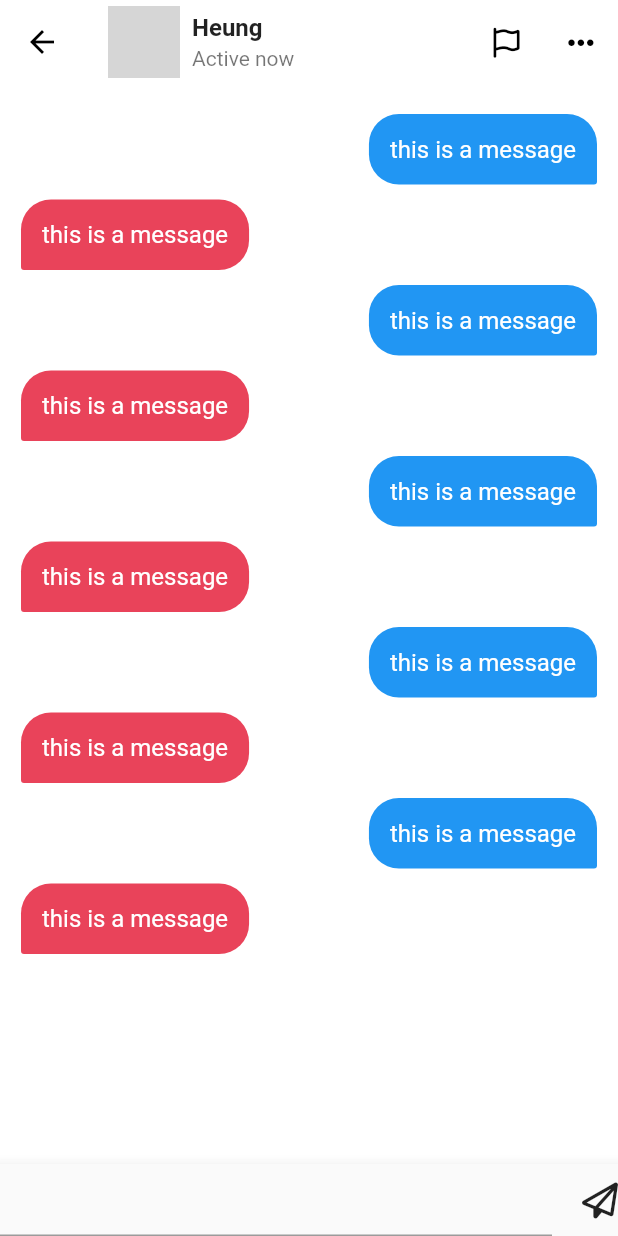
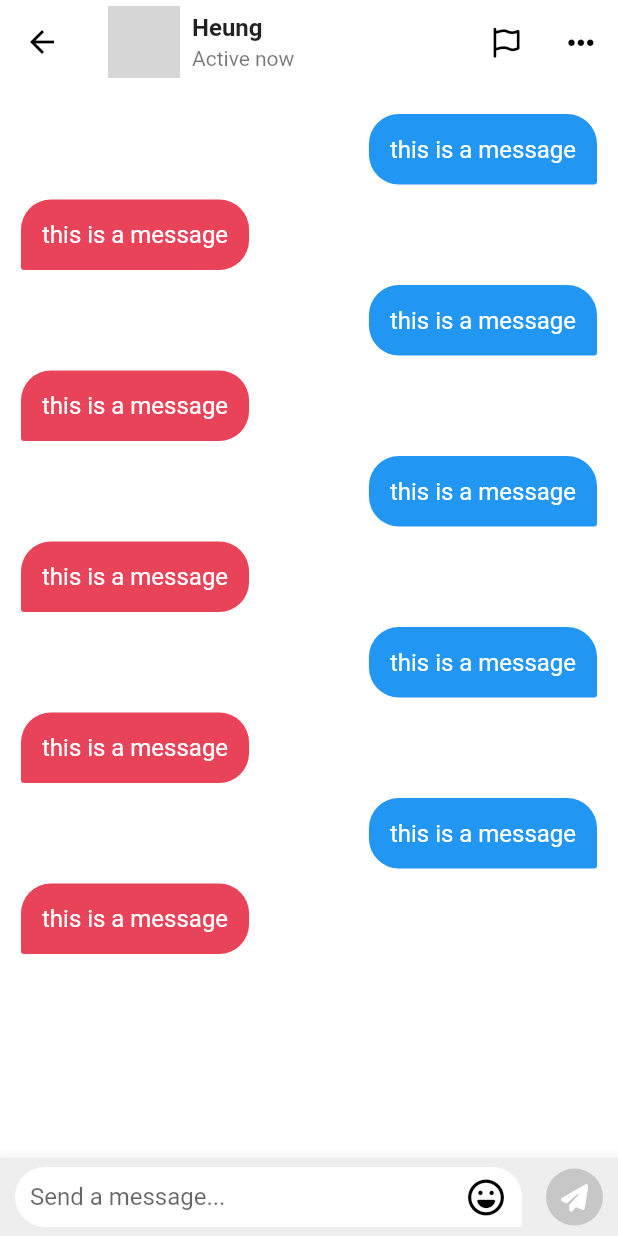
Before and after one commit to Heungseop/Tiktok_clone, a Flutter app: the ChatDetailScreen screen opened directly, on a phone screen of 412 x 824 dp. Run offline on Flutter 3.47's test engine with Material 2 defaults, Android fonts, the phone set to English and light mode, and no system bars; our stand-ins replace font_awesome_flutter, video_player, visibility_detector; network calls fail; grey boxes are pictures that could not be loaded.

Commit message:
Squashed commit of the following:
commit f3284d23f070d498efb64d21d326e6c7779d7e7c
Author: Heungseop <imt300@naver.com>
Date:   Fri Jun 9 17:00:06 2023 +0900

    11.4 challenge 2. textField decoration

commit 88db77aae58b593a7373cf43958494d3e9489398
Author: Heungseop <imt300@naver.com>
Date:   Fri Jun 9 16:01:01 2023 +0900

    11.4 challenge 1. User Active Marker

commit a9851e9e1bac82bf3003874cfd57e087ac609631
Merge: 8c0ad81 f2c8577
Author: Heungseop <imt300@naver.com>
Date:   Fri Jun 9 15:39:01 2023 +0900

    Merge branch 'master' into code_challenge

commit 8c0ad813a9c423aee9f326637cf732a4616edd06
Author: Heungseop <imt300@naver.com>
Date:   Thu Jun 8 11:13:53 2023 +0900

    9.5 code challenge2 manual searchField

commit 2603bf6f4bf3f5ef70872f3054700c22428cc4ad
Author: Heungseop <imt300@naver.com>
Date:   Wed Jun 7 17:57:31 2023 +0900

    add dispose

commit 67b9fd5ea9f976725437acccc80c5e12e2b4e8ef
Author: Heungseop <imt300@naver.com>
Date:   Wed Jun 7 17:54:51 2023 +0900

    9.5 CupertinoSearchTextField code challenge

```diff
--- a/lib/features/inbox/chat_detail_screen.dart
+++ b/lib/features/inbox/chat_detail_screen.dart
@@ -18,11 +18,35 @@ class _ChatDetailScreenState extends State<ChatDetailScreen> {
         title: ListTile(
           contentPadding: EdgeInsets.zero,
           horizontalTitleGap: Sizes.size8,
-          leading: const CircleAvatar(
-            radius: Sizes.size24,
-            foregroundImage: NetworkImage(
-                "https://avatars.githubusercontent.com/u/13977411?v=4"),
-            child: Text("Heung"),
+          leading: Stack(
+            children: [
+              const CircleAvatar(
+                radius: Sizes.size24,
+                foregroundImage: NetworkImage(
+                    "https://avatars.githubusercontent.com/u/13977411?v=4"),
+                child: Text("Heung"),
+              ),
+              Positioned(
+                  bottom: -Sizes.size4,
+                  right: -Sizes.size4,
+                  child: SizedBox(
+                    width: Sizes.size20,
+                    height: Sizes.size20,
+                    child: Container(
+                      decoration: BoxDecoration(
+                        color: Colors.green,
+                        border: Border.all(
+                          color: Colors.white,
+                          width: Sizes.size4,
+                          style: BorderStyle.solid,
+                        ),
+                        borderRadius: const BorderRadius.all(
+                          Radius.circular(Sizes.size20),
+                        ),
+                      ),
+                    ),
+                  ))
+            ],
           ),
           title: const Text(
             "Heung",
@@ -95,13 +119,63 @@ class _ChatDetailScreenState extends State<ChatDetailScreen> {
             bottom: 0,
             width: MediaQuery.of(context).size.width,
             child: BottomAppBar(
-              color: Colors.grey.shade50,
+              padding: const EdgeInsets.symmetric(
+                vertical: Sizes.size6,
+                horizontal: Sizes.size10,
+              ),
+              color: Colors.grey.shade200,
               child: Row(
                 children: [
-                  const Expanded(child: TextField()),
-                  Gaps.h20,
+                  Expanded(
+                    child: SizedBox(
+                      height: Sizes.size40,
+                      child: TextField(
+                        cursorColor: Theme.of(context).primaryColor,
+                        decoration: InputDecoration(
+                          contentPadding: const EdgeInsets.all(Sizes.size10),
+                          hintText: "Send a message...",
+                          filled: true,
+                          fillColor: Colors.white,
+                          border: const OutlineInputBorder(
+                            borderRadius: BorderRadius.only(
+                              topLeft: Radius.circular(Sizes.size20),
+                              topRight: Radius.circular(Sizes.size20),
+                              bottomLeft: Radius.circular(Sizes.size20),
+                              bottomRight: Radius.circular(Sizes.size2),
+                            ),
+                            borderSide: BorderSide.none,
+                          ),
+                          suffixIcon: Padding(
+                            padding: const EdgeInsets.all(0),
+                            child: Row(
+                              mainAxisAlignment: MainAxisAlignment.center,
+                              mainAxisSize: MainAxisSize.min,
+                              children: const [
+                                FaIcon(
+                                  FontAwesomeIcons.faceLaugh,
+                                  color: Colors.black,
+                                ),
+                              ],
+                            ),
+                          ),
+                        ),
+                      ),
+                    ),
+                  ),
+                  Gaps.h16,
                   Container(
-                    child: const FaIcon(FontAwesomeIcons.paperPlane),
+                    padding: const EdgeInsets.all(Sizes.size10),
+                    decoration: BoxDecoration(
+                      color: Colors.grey.shade400.withOpacity(.8),
+                      borderRadius: const BorderRadius.all(
+                        Radius.circular(20),
+                      ),
+                    ),
+                    child: const FaIcon(
+                      FontAwesomeIcons.solidPaperPlane,
+                      color: Colors.white,
+                      size: Sizes.size18,
+                    ),
                   )
                 ],
               ),
```
